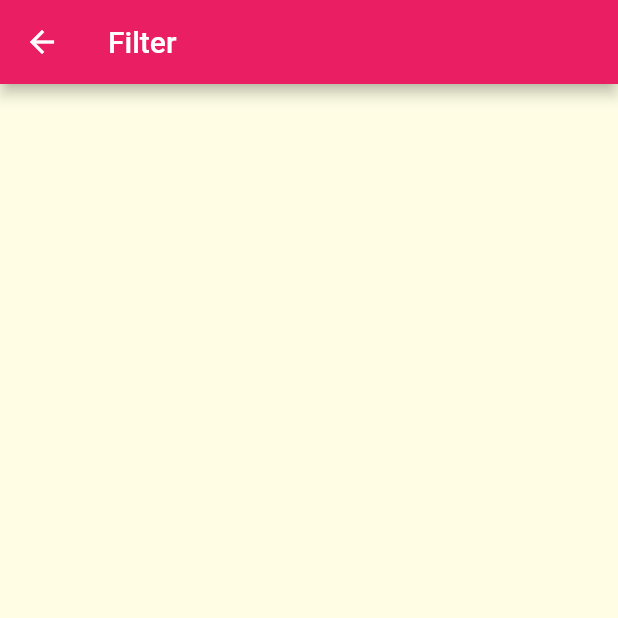
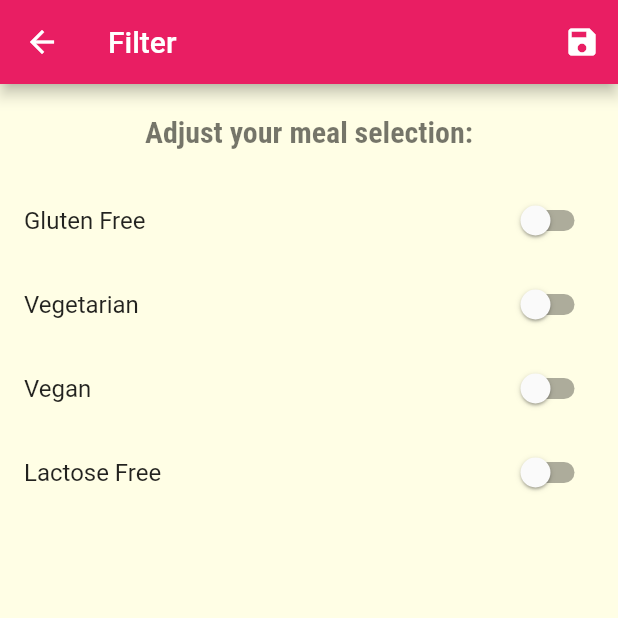
Before and after one commit to Hhanri/meals_app, a Flutter app: the FiltersPage screen opened by its route, on a phone screen of 412 x 824 dp, the top half of it. Run offline on Flutter 3.47's test engine with Material 2 defaults, Android fonts, the phone set to English and light mode, and no system bars.

Commit message:
filter method

```diff
--- a/lib/main.dart
+++ b/lib/main.dart
@@ -1,4 +1,7 @@
 import 'package:flutter/material.dart';
+import 'package:meals_app/models/meal_model.dart';
+import 'package:meals_app/pages/filters_page.dart';
+import 'package:meals_app/pages/home_page.dart';
 import 'package:meals_app/routing/routing.dart';
 import 'package:meals_app/theme/theme.dart';
 
@@ -6,14 +9,65 @@ void main() {
   runApp(const MyApp());
 }
 
-class MyApp extends StatelessWidget {
+class MyApp extends StatefulWidget {
   const MyApp({Key? key}) : super(key: key);
+
+  @override
+  State<MyApp> createState() => _MyAppState();
+}
+
+class _MyAppState extends State<MyApp> {
+
+  late List<MealModel> availableMeals;
+
+  @override
+  void initState() {
+    availableMeals = mockMeals;
+    super.initState();
+  }
+
+  Map<String, bool> filters = {
+    "vegan": false,
+    "vegetarian": false,
+    "lactoseFree": false,
+    "glutenFree": false
+  };
+
+  void saveFilter(Map<String, bool> newFilters) {
+    print("SAVING");
+    setState(() {
+      filters = newFilters;
+      availableMeals = [...availableMeals.where((element) {
+        if (filters['glutenFree']! && !element.isGlutenFree) {
+          return false;
+        }
+        if (filters['vegan']! && !element.isVegan) {
+          return false;
+        }
+        if (filters['vegetarian']! && !element.isVegan) {
+          return false;
+        }
+        if (filters['lactoseFree']! && !element.isLactoseFree) {
+          return false;
+        }
+        return true;
+      }).toList()];
+    });
+    print("SAVED");
+  }
 
   @override
   Widget build(BuildContext context) {
     return MaterialApp(
       title: 'Flutter Demo',
       theme: theme,
+      routes: {
+        '/': (context) => HomePage(availableMeals: availableMeals),
+        filtersRoute: (context) => FiltersPage(
+          changeFilter: saveFilter,
+          currentFilters: filters,
+        ),
+      },
       onGenerateRoute: generateRoute,
     );
   }
--- a/lib/pages/filter_page.dart
+++ /dev/null
@@ -1,14 +0,0 @@
-import 'package:flutter/material.dart';
-import 'package:meals_app/views/filter_view.dart';
-
-class FiltersPage extends StatelessWidget {
-  const FiltersPage({Key? key}) : super(key: key);
-
-  @override
-  Widget build(BuildContext context) {
-    return Scaffold(
-      appBar: AppBar(title: const Text("Filter"),),
-      body: const FiltersView(),
-    );
-  }
-}
--- /dev/null
+++ b/lib/pages/filters_page.dart
@@ -0,0 +1,86 @@
+import 'package:flutter/material.dart';
+import 'package:meals_app/views/filters_view.dart';
+
+class FiltersPage extends StatefulWidget {
+  final Map<String, bool> currentFilters;
+  final Function(Map<String, bool>) changeFilter;
+  const FiltersPage({Key? key, required this.changeFilter, required this.currentFilters}) : super(key: key);
+
+  @override
+  State<FiltersPage> createState() => _FiltersPageState();
+}
+
+class _FiltersPageState extends State<FiltersPage> {
+  late bool glutenFree;
+  late bool vegetarian;
+  late bool vegan;
+  late bool lactoseFree;
+
+  @override
+  void initState() {
+    glutenFree = widget.currentFilters['glutenFree']!;
+    vegetarian = widget.currentFilters['vegetarian']!;
+    vegan = widget.currentFilters['vegan']!;
+    lactoseFree = widget.currentFilters['lactoseFree']!;
+    super.initState();
+  }
+
+  void changeGlutenFree(bool newValue) {
+    setState(() {
+      glutenFree = newValue;
+    });
+  }
+  void changeVegetarian(bool newValue) {
+    setState(() {
+      vegetarian = newValue;
+    });
+  }
+  void changeVegan(bool newValue) {
+    setState(() {
+      vegan = newValue;
+    });
+  }
+  void changeLactoseFree(bool newValue) {
+    setState(() {
+      lactoseFree = newValue;
+    });
+  }
+
+  void changeFilter() {
+    widget.changeFilter(
+      {
+        "vegan": vegan,
+        "vegetarian": vegetarian,
+        "lactoseFree": lactoseFree,
+        "glutenFree": glutenFree
+      }
+    );
+  }
+
+  @override
+  Widget build(BuildContext context) {
+    return Scaffold(
+      appBar: AppBar(
+        title: const Text("Filter"),
+        actions: [
+          IconButton(
+            onPressed: () {
+              changeFilter();
+            },
+            icon: const Icon(Icons.save)
+          )
+        ],
+      ),
+      body: FiltersView(
+        glutenFree: glutenFree,
+        vegetarian: vegetarian,
+        vegan: vegan,
+        lactoseFree: lactoseFree,
+        changeGlutenFree: changeGlutenFree,
+        changeLactoseFree: changeLactoseFree,
+        changeVegan: changeVegan,
+        changeVegetarian: changeVegetarian,
+      ),
+    );
+  }
+}
--- a/lib/routing/routing.dart
+++ b/lib/routing/routing.dart
@@ -1,26 +1,22 @@
 import 'package:flutter/material.dart';
 import 'package:meals_app/models/meal_model.dart';
 import 'package:meals_app/pages/category_meals_page.dart';
-import 'package:meals_app/pages/filter_page.dart';
 import 'package:meals_app/pages/home_page.dart';
 import 'package:meals_app/pages/meal_detail_page.dart';
 
 Route<dynamic> generateRoute(RouteSettings settings) {
   switch(settings.name) {
-    case homeRoute: return _navigateRoute(const HomePage());
     case categoryMealsRoute: return _navigateRoute(
       CategoryMealsPage(
-        categoryId: (settings.arguments as Map<String, String>)['id']!,
-        categoryTitle: (settings.arguments as Map<String, String>)['title']!
+        categoryId: (settings.arguments as Map<String, Object>)['id']! as String,
+        categoryTitle: (settings.arguments as Map<String, Object>)['title']! as String,
+        availableMeals: (settings.arguments as Map<String, Object>)['availableMeals']! as List<MealModel>,
       )
     );
     case mealRoute: return _navigateRoute(
       MealDetailPage(meal: settings.arguments as MealModel)
     );
-    case filtersRoute: return _navigateRoute(
-      const FiltersPage()
-    );
-    default: return _navigateRoute(const HomePage());
+    default: return _navigateRoute(HomePage(availableMeals: settings.arguments as List<MealModel>));
   }
 }
 
--- a/lib/views/categories_view.dart
+++ b/lib/views/categories_view.dart
@@ -1,9 +1,11 @@
 import 'package:flutter/material.dart';
 import 'package:meals_app/models/category_model.dart';
+import 'package:meals_app/models/meal_model.dart';
 import 'package:meals_app/widgets/category_item_widget.dart';
 
 class CategoriesView extends StatelessWidget {
-  const CategoriesView({Key? key}) : super(key: key);
+  final List<MealModel> availableMeals;
+  const CategoriesView({Key? key, required this.availableMeals}) : super(key: key);
 
   @override
   Widget build(BuildContext context) {
@@ -19,7 +21,7 @@ class CategoriesView extends StatelessWidget {
       itemBuilder: (context, index) {
 
         final currentCategory = mockCategories[index];
-        return CategoryItemWidget(category: currentCategory,);
+        return CategoryItemWidget(category: currentCategory, availableMeals: availableMeals,);
       }
     );
   }
--- a/lib/views/category_meals_view.dart
+++ b/lib/views/category_meals_view.dart
@@ -5,7 +5,8 @@ import 'package:meals_app/widgets/meal_item_widget.dart';
 class CategoryMealsView extends StatefulWidget {
   final String categoryTitle;
   final String categoryId;
-  const CategoryMealsView({Key? key, required this.categoryTitle, required this.categoryId}) : super(key: key);
+  final List<MealModel> availableMeals;
+  const CategoryMealsView({Key? key, required this.categoryTitle, required this.categoryId, required this.availableMeals}) : super(key: key);
 
   @override
   State<CategoryMealsView> createState() => _CategoryMealsViewState();
@@ -16,7 +17,7 @@ class _CategoryMealsViewState extends State<CategoryMealsView> {
 
   @override
   void initState() {
-    meals = mockMeals.where((element) => element.categories.contains(widget.categoryId)).toList();
+    meals = widget.availableMeals.where((element) => element.categories.contains(widget.categoryId)).toList();
     super.initState();
   }
 
--- a/lib/views/filter_view.dart
+++ /dev/null
@@ -1,10 +0,0 @@
-import 'package:flutter/material.dart';
-
-class FiltersView extends StatelessWidget {
-  const FiltersView({Key? key}) : super(key: key);
-
-  @override
-  Widget build(BuildContext context) {
-    return Container();
-  }
-}
--- /dev/null
+++ b/lib/views/filters_view.dart
@@ -0,0 +1,61 @@
+import 'package:flutter/material.dart';
+
+class FiltersView extends StatelessWidget {
+  final bool glutenFree;
+  final bool vegetarian;
+  final bool vegan;
+  final bool lactoseFree;
+  final Function(bool) changeGlutenFree;
+  final Function(bool) changeVegetarian;
+  final Function(bool) changeVegan;
+  final Function(bool) changeLactoseFree;
+  const FiltersView({
+    Key? key,
+    required this.glutenFree,
+    required this.vegetarian,
+    required this.vegan,
+    required this.lactoseFree,
+    required this.changeGlutenFree,
+    required this.changeVegetarian,
+    required this.changeVegan,
+    required this.changeLactoseFree
+  }) : super(key: key);
+
+  @override
+  Widget build(BuildContext context) {
+    return Column(
+      children: [
+        Padding(
+          padding: const EdgeInsets.all(20),
+          child: Text("Adjust your meal selection:", style: Theme.of(context).textTheme.headline4,),
+        ),
+        Expanded(
+          child: ListView(
+            children: [
+              SwitchListTile(
+                title: const Text("Gluten Free"),
+                value: glutenFree,
+                onChanged: changeGlutenFree
+              ),
+              SwitchListTile(
+                title: const Text("Vegetarian"),
+                value: vegetarian,
+                onChanged: changeVegetarian
+              ),
+              SwitchListTile(
+                title: const Text("Vegan"),
+                value: vegan,
+                onChanged: changeVegan
+              ),
+              SwitchListTile(
+                title: const Text("Lactose Free"),
+                value: lactoseFree,
+                onChanged: changeLactoseFree
+              ),
+            ],
+          ),
+        )
+      ],
+    );
+  }
+}
```
Also changed, not shown: lib/pages/category_meals_page.dart (+5 -2 lines), lib/pages/home_page.dart (+23 -5 lines), lib/widgets/category_item_widget.dart (+5 -2 lines).
